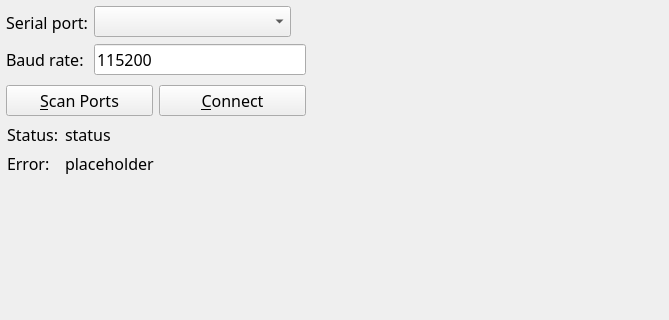
First picture: the form in ui/design.ui, repository ar7eniyan/QSerialPlotter, before the edit; both pictures show x 0 to 669 and y 0 to 320 of the 800 by 600 pixel window.
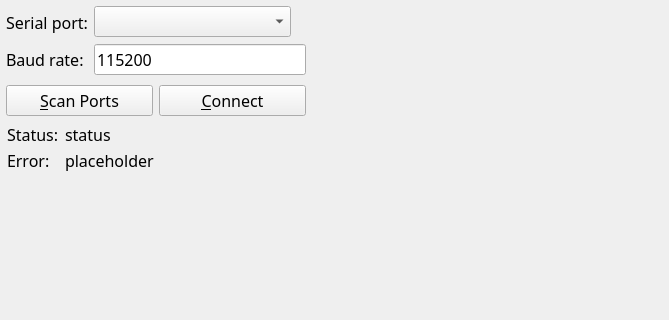
Second picture: the form after the edit. Icons and pictures are not drawn.

Commit message: Fine-tune UI spacings

```diff
--- a/ui/design.ui
+++ b/ui/design.ui
@@ -68,6 +68,9 @@
         <property name="topMargin">
          <number>1</number>
         </property>
+        <property name="verticalSpacing">
+         <number>3</number>
+        </property>
         <item row="0" column="0">
          <widget class="QLabel" name="portStatusLabel">
           <property name="text">
```
Left out of the diff: 1 changed line with no effect on the pictures.
